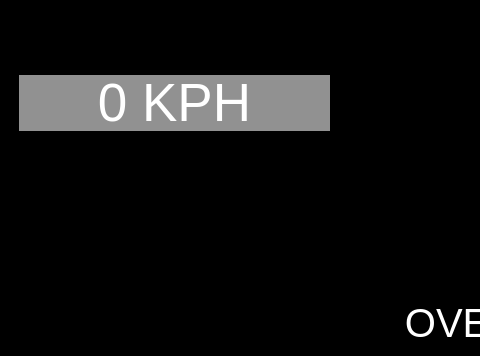
Qt form code/ui.ui (TBlueT/F1_2020_UDP) before a commit; both pictures show x 0 to 480 and y 0 to 356 of the 1024 by 600 pixel window.
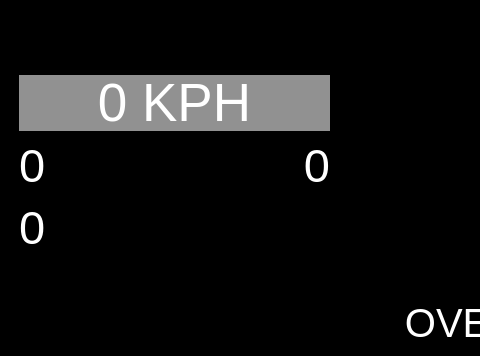
The same form after that commit. Icons and pictures are not drawn.

Patch:
```diff
--- a/code/ui.ui
+++ b/code/ui.ui
@@ -654,9 +654,18 @@
       </property>
       <layout class="QGridLayout" name="gridLayout_3">
        <item row="2" column="0">
-        <widget class="QLabel" name="label_3">
+        <widget class="QLabel" name="CurrentLapNum">
+         <property name="font">
+          <font>
+           <family>Arial</family>
+           <pointsize>35</pointsize>
+          </font>
+         </property>
+         <property name="styleSheet">
+          <string notr="true">color: rgb(255, 255, 255);</string>
+         </property>
          <property name="text">
-          <string>TextLabel</string>
+          <string>0</string>
          </property>
         </widget>
        </item>
@@ -664,27 +673,39 @@
         <widget class="QLabel" name="label_2">
          <property name="font">
           <font>
-           <family>Agency FB</family>
-           <pointsize>30</pointsize>
-           <weight>75</weight>
-           <bold>true</bold>
+           <family>Arial</family>
+           <pointsize>35</pointsize>
+           <weight>50</weight>
+           <bold>false</bold>
           </font>
          </property>
          <property name="styleSheet">
           <string notr="true">color: rgb(255, 255, 255);</string>
          </property>
          <property name="text">
-          <string/>
+          <string>0</string>
          </property>
          <property name="alignment">
-          <set>Qt::AlignCenter</set>
+          <set>Qt::AlignLeading|Qt::AlignLeft|Qt::AlignVCenter</set>
          </property>
         </widget>
        </item>
        <item row="2" column="1">
-        <widget class="QLabel" name="label_4">
+        <widget class="QLabel" name="CarPosition">
+         <property name="font">
+          <font>
+           <family>Arial</family>
+           <pointsize>35</pointsize>
+          </font>
+         </property>
+         <property name="styleSheet">
+          <string notr="true">color: rgb(255, 255, 255);</string>
+         </property>
          <property name="text">
-          <string>TextLabel</string>
+          <string>0</string>
+         </property>
+         <property name="alignment">
+          <set>Qt::AlignRight|Qt::AlignTrailing|Qt::AlignVCenter</set>
          </property>
         </widget>
        </item>
```
Left out of the diff: 5 changed lines with no effect on the pictures.
